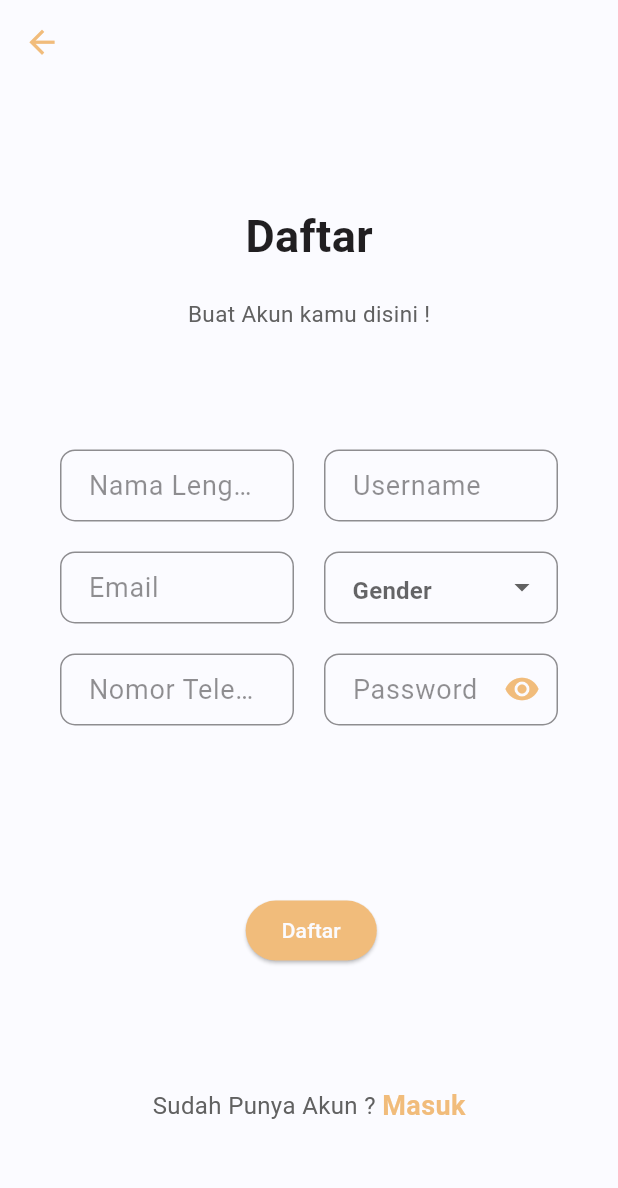
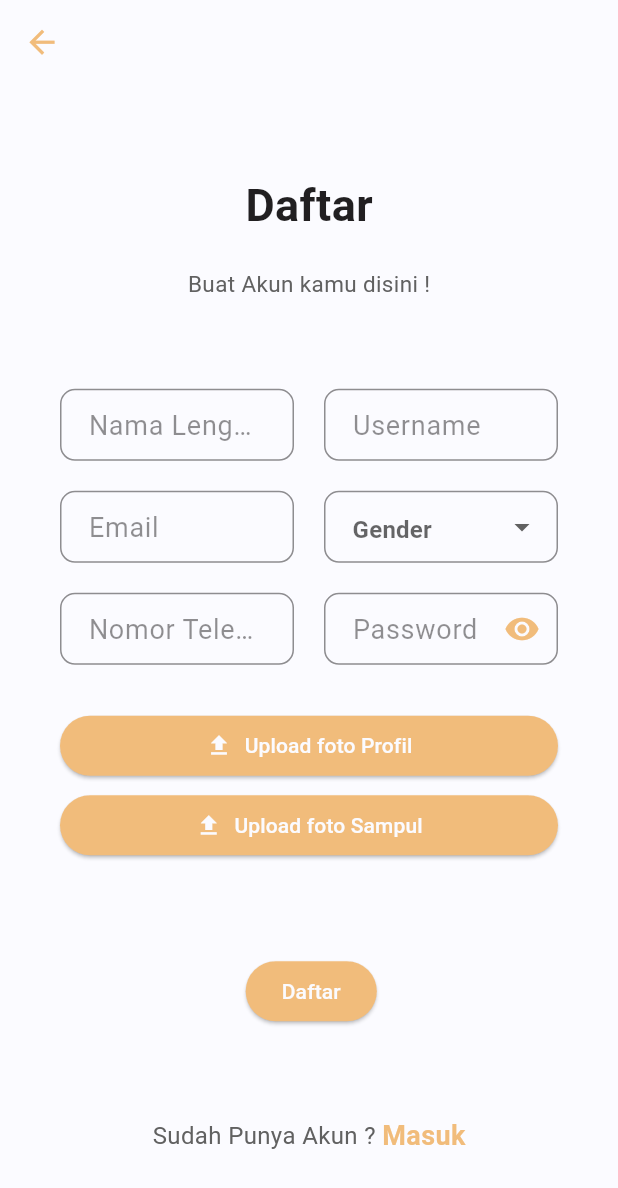
Before and after one commit to Azkina1123/post-in, a Flutter app: the SignUp screen opened by its route, on a phone screen of 412 x 824 dp. Shown: the top 1188 px of the screen. Run offline on Flutter 3.47's test engine with Material 3 defaults, Android fonts, the phone set to English and light mode, and no system bars; our stand-ins replace cloud_firestore, firebase_auth, firebase_core, firebase_storage, image_picker, introduction_screen; accounts and stored records are empty.

Commit message:
error handling pembatasan inputan semua textfield  dan perubahan button upload dan sampul

```diff
--- a/lib/ui/pages/sign_up.dart
+++ b/lib/ui/pages/sign_up.dart
@@ -13,6 +13,9 @@ class _SignUpState extends State<SignUp> {
   bool _isObscure = true;
   List<String> _genderOptions = ["Male", "Female", "Non"];
   String? _profileImagePath;
+  final FocusNode _focus = FocusNode();
+  bool _focused = false;
+  String? imgPath;
 
   // String? _profileImagePath;
   // String? _coverImagePath;
@@ -30,6 +33,17 @@ class _SignUpState extends State<SignUp> {
         content: Text(message),
       ),
     );
+  }
+
+  void _getFromGallery() async {
+    XFile? pickedFile = await ImagePicker().pickImage(
+      source: ImageSource.gallery,
+    );
+
+    if (pickedFile != null) {
+      imgPath = pickedFile.path;
+      _focus.requestFocus();
+    }
   }
   //   Future<void> uploadImage() async {
   //   try {
@@ -161,6 +175,10 @@ class _SignUpState extends State<SignUp> {
                             }
                             return null;
                           },
+                          keyboardType: TextInputType.phone,
+                          inputFormatters: [
+                            LengthLimitingTextInputFormatter(40),
+                          ],
                           decoration: InputDecoration(
                             border: OutlineInputBorder(),
                             hintText: 'Nama Lengkap',
@@ -177,6 +195,10 @@ class _SignUpState extends State<SignUp> {
                             }
                             return null;
                           },
+                          keyboardType: TextInputType.phone,
+                          inputFormatters: [
+                            LengthLimitingTextInputFormatter(20),
+                          ],
                           decoration: InputDecoration(
                             border: OutlineInputBorder(),
                             hintText: 'Username',
@@ -197,6 +219,10 @@ class _SignUpState extends State<SignUp> {
                             }
                             return null;
                           },
+                          keyboardType: TextInputType.phone,
+                          inputFormatters: [
+                            LengthLimitingTextInputFormatter(30),
+                          ],
                           decoration: InputDecoration(
                             border: OutlineInputBorder(),
                             hintText: 'Email',
@@ -240,7 +266,8 @@ class _SignUpState extends State<SignUp> {
                           },
                           keyboardType: TextInputType.phone,
                           inputFormatters: [
-                            FilteringTextInputFormatter.digitsOnly
+                            FilteringTextInputFormatter.digitsOnly,
+                            LengthLimitingTextInputFormatter(13),
                           ],
                           decoration: InputDecoration(
                             border: OutlineInputBorder(),
@@ -259,6 +286,10 @@ class _SignUpState extends State<SignUp> {
                             }
                             return null;
                           },
+                          keyboardType: TextInputType.phone,
+                          inputFormatters: [
+                            LengthLimitingTextInputFormatter(25),
+                          ],
                           decoration: InputDecoration(
                             border: OutlineInputBorder(),
                             hintText: 'Password',
@@ -280,43 +311,49 @@ class _SignUpState extends State<SignUp> {
                   SizedBox(height: 30),
                   Row(
                     children: [
-                      // Expanded(
-                      //   child: buttonUpload(
-                      //     "Upload Foto Profil",
-                      //     Icons.upload,
-                      //     () async {
-                      //       final pickedFile = await ImagePicker()
-                      //           .getImage(source: ImageSource.gallery);
-                      //       if (pickedFile != null) {
-                      //         setState(() {
-                      //           _profileImagePath = pickedFile.path;
-                      //         });
-                      //         // You can add more logic related to profile image upload here
-                      //         // For example: await AuthData().uploadProfileImage(_profileImagePath!);
-                      //       }
-                      //     },
-                      //   ),
-                      // ),
-                      SizedBox(width: 20),
-                      // Expanded(
-                      //   child: buttonUpload(
-                      //     "Upload Sampul",
-                      //     Icons.upload,
-                      //     () async {
-                      //       final pickedFile = await ImagePicker()
-                      //           .getImage(source: ImageSource.gallery);
-                      //       if (pickedFile != null) {
-                      //         setState(() {
-                      //           _coverImagePath = pickedFile.path;
-                      //         });
-                      //         // You can add more logic related to cover image upload here
-                      //         // For example: await AuthData().uploadCoverImage(_coverImagePath!);
-                      //       }
-                      //     },
-                      //   ),
-                      // ),
+                      Expanded(
+                          child: ElevatedButton(
+                        onPressed: () {
+                          setState(() {
+                            _getFromGallery();
+                          });
+                        },
+                        child: Row(
+                          mainAxisSize: MainAxisSize.min,
+                          children: [
+                            Icon(Icons.upload),
+                            const SizedBox(
+                              width: 8,
+                            ),
+                            Text("Upload foto Profil"),
+                          ],
+                        ),
+                      )),
                     ],
                   ),
+                  const SizedBox(height: 5),
+                  Row(
+                    children: [
+                      Expanded(
+                          child: ElevatedButton(
+                        onPressed: () {
+                          setState(() {
+                            _getFromGallery();
+                          });
+                        },
+                        child: Row(
+                          mainAxisSize: MainAxisSize.min,
+                          children: [
+                            Icon(Icons.upload),
+                            const SizedBox(
+                              width: 8,
+                            ),
+                            Text("Upload foto Sampul"),
+                          ],
+                        ),
+                      )),
+                    ],
+                  )
                 ],
               ),
               Padding(
```
Also changed, not shown: lib/ui/pages/follow_page.dart (+1 -7 lines), lib/ui/pages/sign_in.dart (+6 -15 lines).
